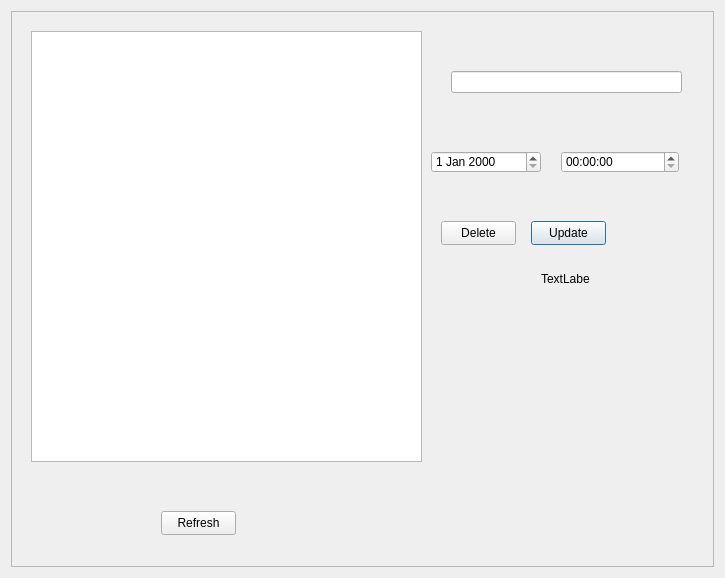
This is K/allplans.ui in burr1to/kaizen as Qt 5 draws it before an edit. The edited form follows.
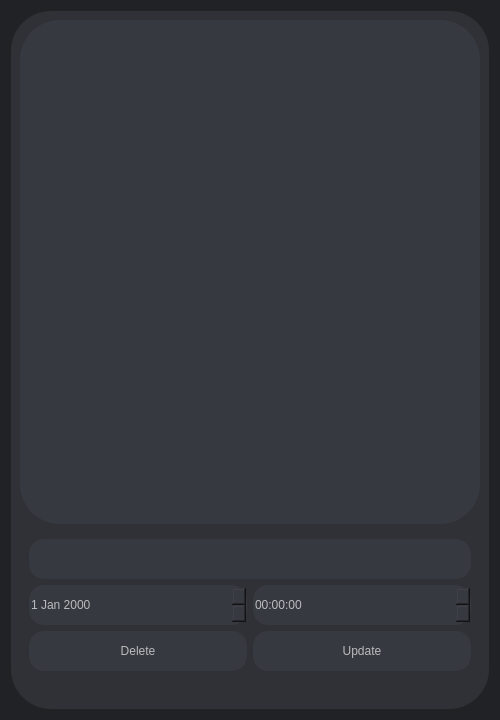
This is the edited form.

The edit to the form file:
```diff
--- a/K/allplans.ui
+++ b/K/allplans.ui
@@ -6,120 +6,192 @@
    <rect>
     <x>0</x>
     <y>0</y>
-    <width>725</width>
-    <height>578</height>
+    <width>500</width>
+    <height>720</height>
    </rect>
   </property>
+  <property name="minimumSize">
+   <size>
+    <width>500</width>
+    <height>720</height>
+   </size>
+  </property>
+  <property name="baseSize">
+   <size>
+    <width>500</width>
+    <height>720</height>
+   </size>
+  </property>
   <property name="windowTitle">
    <string>Dialog</string>
   </property>
-  <layout class="QGridLayout" name="gridLayout">
-   <item row="0" column="0">
-    <widget class="QFrame" name="frame">
+  <property name="styleSheet">
+   <string notr="true">#allplans{
+background-color: rgb(32, 34, 37);
+
+}
+
+#listView:hover{
+background-color:#202225;
+border:1px solid transparent;
+border-radius:15px;
+color:#b9bbbe;
+}</string>
+  </property>
+  <layout class="QVBoxLayout" name="verticalLayout_3">
+   <item>
+    <widget class="QFrame" name="frame_2">
+     <property name="styleSheet">
+      <string notr="true">background-color: rgb(47, 49, 54);
+border-radius:40px;
+border:0px;
+color:white;</string>
+     </property>
      <property name="frameShape">
       <enum>QFrame::StyledPanel</enum>
      </property>
      <property name="frameShadow">
       <enum>QFrame::Raised</enum>
      </property>
-     <widget class="QListView" name="listView">
-      <property name="geometry">
-       <rect>
-        <x>20</x>
-        <y>20</y>
-        <width>391</width>
-        <height>431</height>
-       </rect>
-      </property>
-      <property name="styleSheet">
-       <string notr="true">#listview{
-font-size:14px;
+     <layout class="QVBoxLayout" name="verticalLayout_2">
+      <item>
+       <widget class="QListView" name="listView">
+        <property name="styleSheet">
+         <string notr="true">font:24px;
 padding:10px;
+color:#b9bbbe;
+border-radius:40px;
+background-color: rgb(54, 57, 63);
+
+
+</string>
+        </property>
+       </widget>
+      </item>
+      <item>
+       <widget class="QFrame" name="frame_3">
+        <property name="styleSheet">
+         <string notr="true">border:0px;</string>
+        </property>
+        <property name="frameShape">
+         <enum>QFrame::StyledPanel</enum>
+        </property>
+        <property name="frameShadow">
+         <enum>QFrame::Raised</enum>
+        </property>
+        <layout class="QVBoxLayout" name="verticalLayout">
+         <item>
+          <widget class="QLineEdit" name="editingPlan">
+           <property name="minimumSize">
+            <size>
+             <width>0</width>
+             <height>40</height>
+            </size>
+           </property>
+           <property name="styleSheet">
+            <string notr="true">border-radius:15px;
+background-color: rgb(54, 57, 63);
+color:#b9bbbe;
+padding:10px;</string>
+           </property>
+          </widget>
+         </item>
+         <item>
+          <layout class="QHBoxLayout" name="horizontalLayout_2">
+           <item>
+            <widget class="QDateEdit" name="datecome">
+             <property name="minimumSize">
+              <size>
+               <width>0</width>
+               <height>40</height>
+              </size>
+             </property>
+             <property name="styleSheet">
+              <string notr="true">border-radius:15px;
+background-color: rgb(54, 57, 63);
+color:#b9bbbe;</string>
+             </property>
+            </widget>
+           </item>
+           <item>
+            <widget class="QTimeEdit" name="timecome">
+             <property name="minimumSize">
+              <size>
+               <width>0</width>
+               <height>40</height>
+              </size>
+             </property>
+             <property name="styleSheet">
+              <string notr="true">border-radius:15px;
+background-color: rgb(54, 57, 63);
+color:#b9bbbe;</string>
+             </property>
+            </widget>
+           </item>
+          </layout>
+         </item>
+         <item>
+          <layout class="QHBoxLayout" name="horizontalLayout">
+           <item>
+            <widget class="QPushButton" name="pushButton_3">
+             <property name="minimumSize">
+              <size>
+               <width>0</width>
+               <height>40</height>
+              </size>
+             </property>
+             <property name="styleSheet">
+              <string notr="true">border-radius:15px;
+background-color: rgb(54, 57, 63);
+color:#b9bbbe;</string>
+             </property>
+             <property name="text">
+              <string>Delete</string>
+             </property>
+            </widget>
+           </item>
+           <item>
+            <widget class="QPushButton" name="pushButton">
+             <property name="minimumSize">
+              <size>
+               <width>0</width>
+               <height>40</height>
+              </size>
+             </property>
+             <property name="baseSize">
+              <size>
+               <width>0</width>
+               <height>50</height>
+              </size>
+             </property>
+             <property name="styleSheet">
+              <string notr="true">border-radius:15px;
+background-color: rgb(54, 57, 63);
+color:#b9bbbe;</string>
+             </property>
+             <property name="text">
+              <string>Update</string>
+             </property>
+            </widget>
+           </item>
+          </layout>
+         </item>
+        </layout>
+       </widget>
+      </item>
+      <item alignment="Qt::AlignHCenter">
+       <widget class="QLabel" name="errortxt">
+        <property name="styleSheet">
+         <string notr="true">#errortxt{
+color:white;
 }</string>
-      </property>
-     </widget>
-     <widget class="QLabel" name="label">
-      <property name="geometry">
-       <rect>
-        <x>530</x>
-        <y>260</y>
-        <width>49</width>
-        <height>16</height>
-       </rect>
-      </property>
-      <property name="text">
-       <string>TextLabel</string>
-      </property>
-     </widget>
-     <widget class="QLineEdit" name="editingPlan">
-      <property name="geometry">
-       <rect>
-        <x>440</x>
-        <y>60</y>
-        <width>231</width>
-        <height>22</height>
-       </rect>
-      </property>
-     </widget>
-     <widget class="QDateEdit" name="datecome">
-      <property name="geometry">
-       <rect>
-        <x>420</x>
-        <y>140</y>
-        <width>110</width>
-        <height>22</height>
-       </rect>
-      </property>
-     </widget>
-     <widget class="QTimeEdit" name="timecome">
-      <property name="geometry">
-       <rect>
-        <x>550</x>
-        <y>140</y>
-        <width>118</width>
-        <height>22</height>
-       </rect>
-      </property>
-     </widget>
-     <widget class="QPushButton" name="pushButton">
-      <property name="geometry">
-       <rect>
-        <x>520</x>
-        <y>210</y>
-        <width>75</width>
-        <height>24</height>
-       </rect>
-      </property>
-      <property name="text">
-       <string>Update</string>
-      </property>
-     </widget>
-     <widget class="QPushButton" name="refresh">
-      <property name="geometry">
-       <rect>
-        <x>150</x>
-        <y>500</y>
-        <width>75</width>
-        <height>24</height>
-       </rect>
-      </property>
-      <property name="text">
-       <string>Refresh</string>
-      </property>
-     </widget>
-     <widget class="QPushButton" name="pushButton_3">
-      <property name="geometry">
-       <rect>
-        <x>430</x>
-        <y>210</y>
-        <width>75</width>
-        <height>24</height>
-       </rect>
-      </property>
-      <property name="text">
-       <string>Delete</string>
-      </property>
-     </widget>
+        </property>
+        <property name="text">
+         <string/>
+        </property>
+       </widget>
+      </item>
+     </layout>
     </widget>
    </item>
   </layout>
```
